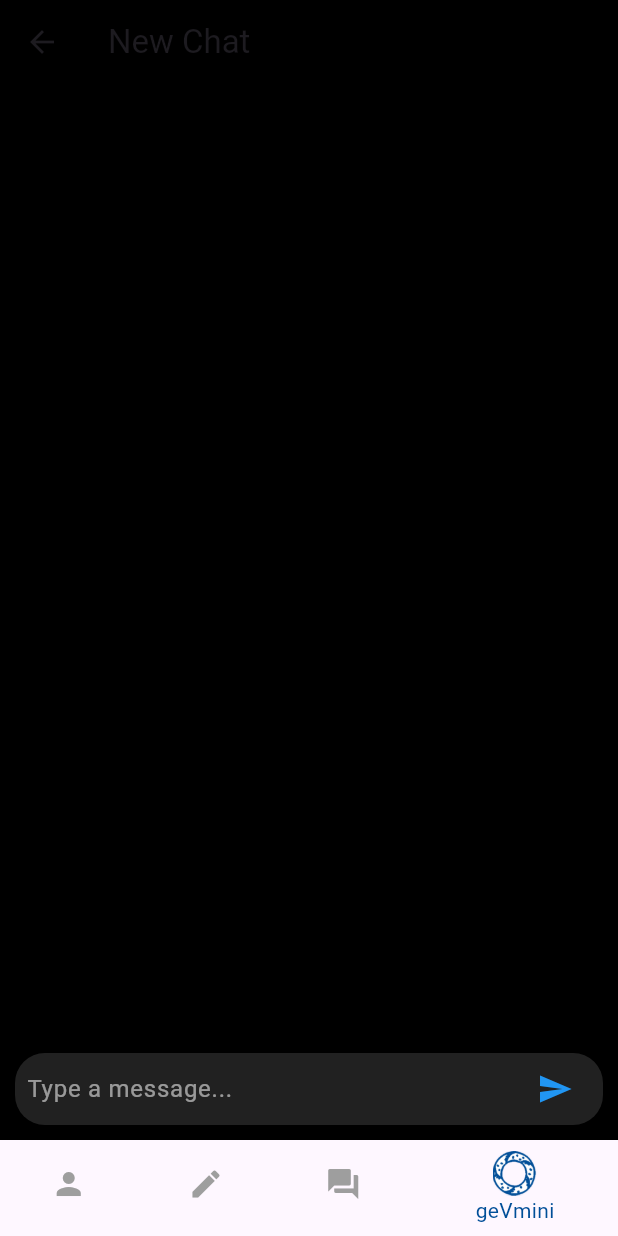
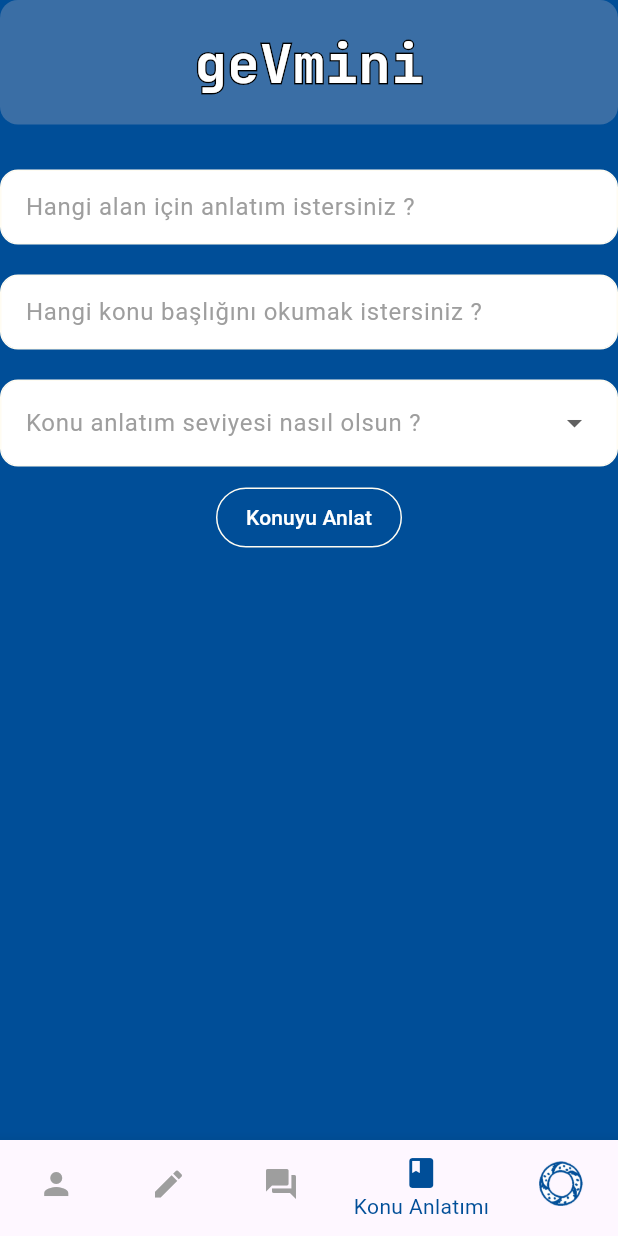
Before and after one commit to Melihemin/GeVmini, a Flutter app: the MainMenuPage screen opened by its route, item 4 of the bottom bar chosen, on a phone screen of 412 x 824 dp. Run offline on Flutter 3.47's test engine with Material 3 defaults, Android fonts, the light colour scheme and no system bars; our stand-ins replace native_dialog_plus; missing offline and left inert: a package.

Commit message:
Subject lecture screen has been added and edited

```diff
--- a/gevmini/lib/ask_question.dart
+++ b/gevmini/lib/lecture_page.dart
@@ -3,18 +3,19 @@ import 'package:native_dialog_plus/native_dialog_plus.dart';
 import 'global.dart'; //dart file it keeps username
 
 
-class AskQuestionPage extends StatefulWidget {
+class LecturePage extends StatefulWidget {
 
-const AskQuestionPage({Key? key}) : super(key: key);
+const LecturePage({Key? key}) : super(key: key);
 
   @override
-  _AskQuestionPageState createState() => _AskQuestionPageState();
+  _LecturePageState createState() => _LecturePageState();
 }
 
-class _AskQuestionPageState extends State<AskQuestionPage> {
+class _LecturePageState extends State<LecturePage> {
   bool isExplanationVisible = false;
   bool showAdditionalButtons = false;
   final TextEditingController _textController1 = TextEditingController(); // First textController
+  final TextEditingController _textController2 = TextEditingController();
   String result = ''; // Result text
   String? _selectedDifficulty; // Değişkeni tanımladık
 
@@ -88,7 +89,26 @@ class _AskQuestionPageState extends State<AskQuestionPage> {
                 controller: _textController1,
                 style: TextStyle(color: Colors.black),
                 decoration: InputDecoration(
-                  hintText: 'Sorunuzu Girin...',
+                  hintText: 'Hangi alan için anlatım istersiniz ?',
+                  hintStyle: TextStyle(color: Colors.grey),
+                  border: InputBorder.none,
+                ),
+              ),
+            ),
+
+            Container(
+              margin: EdgeInsets.symmetric(vertical: 10),
+              padding: EdgeInsets.symmetric(horizontal: 16),
+              decoration: BoxDecoration(
+                color: Colors.white,
+                borderRadius: BorderRadius.circular(12),
+                border: Border.all(color: Color(0xFFFFFCF2)),
+              ),
+              child: TextField(
+                controller: _textController2,
+                style: TextStyle(color: Colors.black),
+                decoration: InputDecoration(
+                  hintText: 'Hangi konu başlığını okumak istersiniz ?',
                   hintStyle: TextStyle(color: Colors.grey),
                   border: InputBorder.none,
                 ),
@@ -116,7 +136,7 @@ class _AskQuestionPageState extends State<AskQuestionPage> {
                   });
                 },
                 decoration: InputDecoration(
-                  labelText: 'Soruların zorluk seviyesi nasıl olsun ?',
+                  labelText: 'Konu anlatım seviyesi nasıl olsun ?',
                   labelStyle: TextStyle(color: Colors.grey),
                   border: InputBorder.none,
                 ),
@@ -127,37 +147,20 @@ class _AskQuestionPageState extends State<AskQuestionPage> {
             OutlinedButton(
               style: OutlinedButton.styleFrom(
                 side: BorderSide(color: Color(0xFFFFFCF2)),
-                padding: EdgeInsets.symmetric(horizontal: 30, vertical: 10),
+                padding: EdgeInsets.symmetric(horizontal: 20, vertical: 10),
               ),
               onPressed: () {
-                if (_textController1.text.trim().isEmpty || _selectedDifficulty == null) {
+                if (_textController1.text.trim().isEmpty || _textController2.text.trim().isEmpty || _selectedDifficulty == null) {
                   ScaffoldMessenger.of(context).showSnackBar(
-                    SnackBar(content: Text('Lütfen her iki alanı da doldurun')),
+                    SnackBar(content: Text('Lütfen tüm alanları doldurun')),
                   );
                 } else {
                   _calculateResult();
                 }
               },
               child: Text(
-                'Sonucu Gönder',
+                'Konuyu Anlat',
                 style: TextStyle(color: Colors.white),
-              ),
-            ),
-
-            // Result Display Area
-            if(isExplanationVisible)
-            Container(
-              margin: EdgeInsets.symmetric(vertical: 20),
-              padding: EdgeInsets.all(16),
-              decoration: BoxDecoration(
-                color: Colors.grey[800],
-                borderRadius: BorderRadius.circular(12),
-              ),
-              child: SingleChildScrollView(
-                child: Text(
-                  result,
-                  style: TextStyle(color: Colors.white, fontSize: 16),
-                ),
               ),
             ),
           ],
--- a/gevmini/lib/main_menu.dart
+++ b/gevmini/lib/main_menu.dart
@@ -1,5 +1,6 @@
 import 'package:flutter/material.dart';
 import 'package:gevmini/ask_question.dart';
+import 'package:gevmini/lecture_page.dart';
 import 'package:gevmini/profile_page.dart';
 import 'package:gevmini/question_page.dart';
 import 'package:gevmini/chatbot_page.dart';
@@ -18,6 +19,7 @@ class _MainMenuPageState extends State<MainMenuPage> {
     ProfilePage(),
     QuestionPage(),
     AskQuestionPage(),
+    LecturePage(),
     ChatBotPage(),
   ];
 
@@ -52,6 +54,10 @@ class _MainMenuPageState extends State<MainMenuPage> {
             label: 'Soru Sor',
           ),
           BottomNavigationBarItem(
+            icon: Icon(Icons.book),
+            label : 'Konu Anlatımı',
+            ),
+          BottomNavigationBarItem(
             icon: Image(image: AssetImage('assets/images/gevrek.png'), fit: BoxFit.cover, width: 30, height: 30),
             label: 'geVmini',
           ),
```
